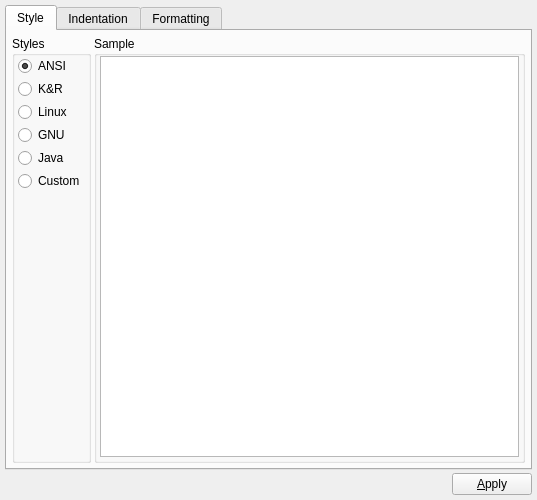
Above: v2/trunk/plugins/base/AStyle/src/ui/UISettingsAStyle.ui from testmana2/mks before the change. Below: the same form after it.
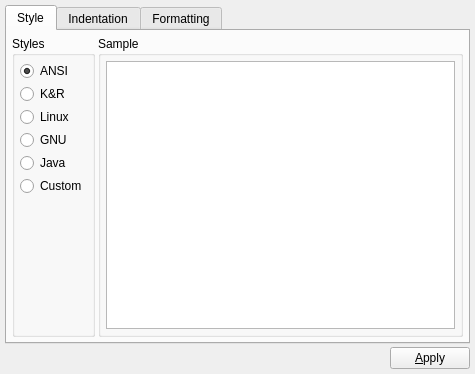
That is the form after the change.

Commit message: update all margins to 5 and spacings to 3 when possible

Diff of the .ui file:
```diff
--- a/v2/trunk/plugins/base/AStyle/src/ui/UISettingsAStyle.ui
+++ b/v2/trunk/plugins/base/AStyle/src/ui/UISettingsAStyle.ui
@@ -5,8 +5,8 @@
    <rect>
     <x>0</x>
     <y>0</y>
-    <width>537</width>
-    <height>500</height>
+    <width>430</width>
+    <height>355</height>
    </rect>
   </property>
   <property name="windowTitle" >
@@ -66,16 +66,16 @@
            <number>3</number>
           </property>
           <property name="leftMargin" >
-           <number>3</number>
+           <number>5</number>
           </property>
           <property name="topMargin" >
-           <number>0</number>
+           <number>5</number>
           </property>
           <property name="rightMargin" >
-           <number>3</number>
+           <number>5</number>
           </property>
           <property name="bottomMargin" >
-           <number>3</number>
+           <number>5</number>
           </property>
           <item>
            <widget class="QRadioButton" name="rbANSI" >
@@ -154,16 +154,16 @@
            <number>3</number>
           </property>
           <property name="leftMargin" >
-           <number>3</number>
+           <number>5</number>
           </property>
           <property name="topMargin" >
-           <number>0</number>
+           <number>5</number>
           </property>
           <property name="rightMargin" >
-           <number>3</number>
+           <number>5</number>
           </property>
           <property name="bottomMargin" >
-           <number>3</number>
+           <number>5</number>
           </property>
           <item>
            <widget class="QTextEdit" name="teSample" >
@@ -182,8 +182,8 @@
             <property name="html" >
              <string>&lt;html>&lt;head>&lt;meta name="qrichtext" content="1" />&lt;style type="text/css">
 p, li { white-space: pre-wrap; }
-&lt;/style>&lt;/head>&lt;body style=" font-family:'Sans Serif'; font-size:9pt; font-weight:400; font-style:normal;">
-&lt;p style="-qt-paragraph-type:empty; margin-top:0px; margin-bottom:0px; margin-left:0px; margin-right:0px; -qt-block-indent:0; text-indent:0px; font-family:'MS Shell Dlg 2'; font-size:8pt;">&lt;/p>&lt;/body>&lt;/html></string>
+&lt;/style>&lt;/head>&lt;body style=" font-family:'MS Shell Dlg 2'; font-size:8.25pt; font-weight:400; font-style:normal;">
+&lt;p style="-qt-paragraph-type:empty; margin-top:0px; margin-bottom:0px; margin-left:0px; margin-right:0px; -qt-block-indent:0; text-indent:0px; font-size:8pt;">&lt;/p>&lt;/body>&lt;/html></string>
             </property>
            </widget>
           </item>
@@ -505,7 +505,7 @@
    <item row="1" column="0" >
     <layout class="QHBoxLayout" >
      <property name="spacing" >
-      <number>6</number>
+      <number>3</number>
      </property>
      <property name="leftMargin" >
       <number>0</number>
```
Left out of the diff: 4 changed lines with no effect on the pictures. The commit also changes 21 other files.
